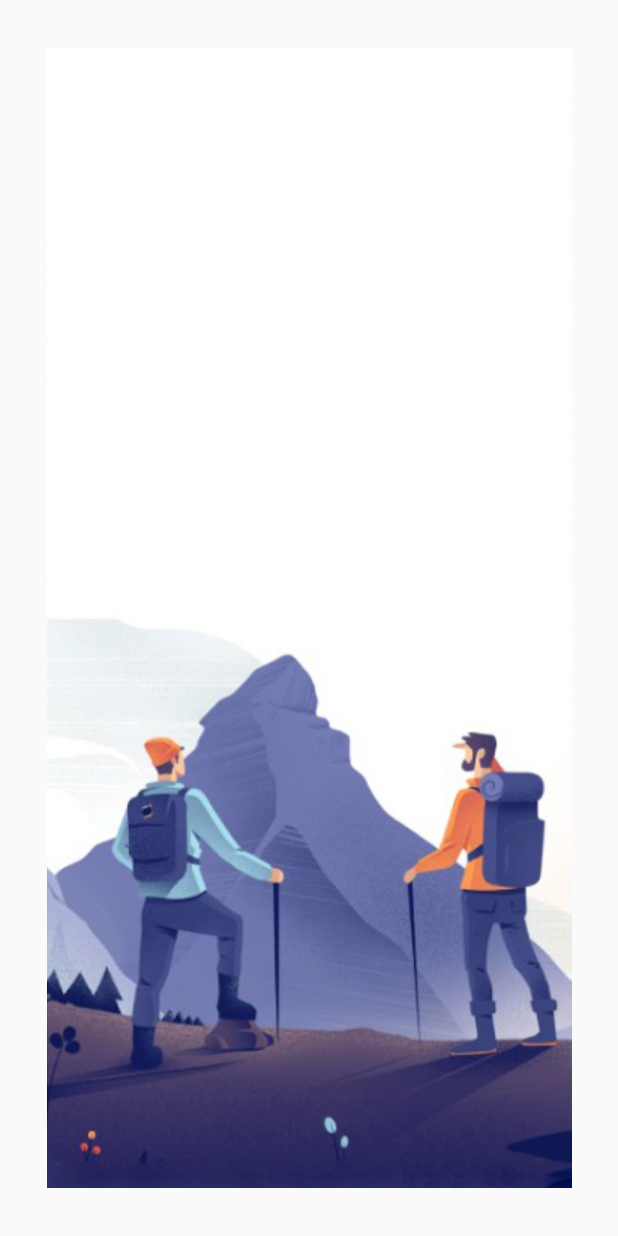
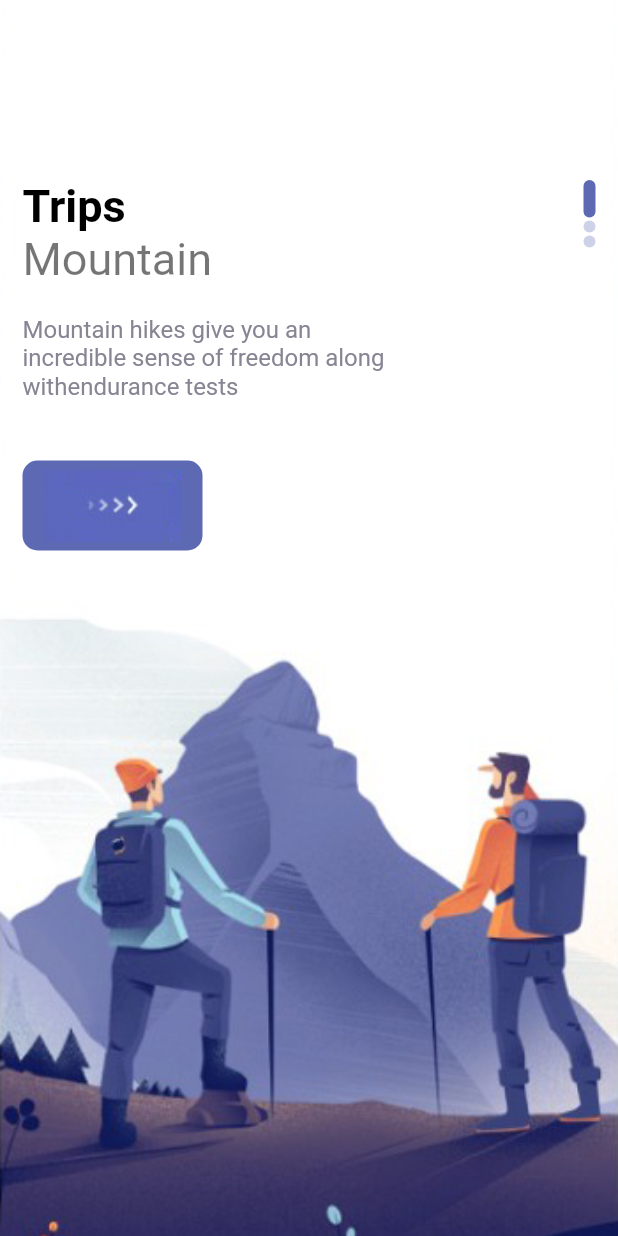
Before and after one commit to Amrut-17/FlutterPractice, a Flutter app: the screen it shows after launch, on a phone screen of 412 x 824 dp. Run offline on Flutter 3.47's test engine with Material 2 defaults, Android fonts, the phone set to English and light mode, and no system bars.

Commit message:
First Page With Slider

```diff
--- /dev/null
+++ b/lib/misc/colors.dart
@@ -0,0 +1,11 @@
+import 'dart:ui';
+
+class AppColors{
+  static final Color textColor1= Color(0xFF989acd);
+  static final Color textColor2 = Color(0xFF878593);
+  static final Color bigTextColor=Color(0xFF2e2e31);
+  static final Color mainColor= Color(0xFF5d69b3);
+  static final Color starColor = Color(0xFFe7bb4e);
+  static final Color mainTextColor = Color(0xFFababad);
+  static final Color buttonBackground = Color(0xFFf1f1f9);
+}
--- a/lib/pages/welcome_page.dart
+++ b/lib/pages/welcome_page.dart
@@ -1,4 +1,9 @@
 import 'package:flutter/material.dart';
+import 'package:flutter_dev_practice/widgets/app_large_text.dart';
+import 'package:flutter_dev_practice/widgets/app_text.dart';
+import 'package:flutter_dev_practice/widgets/responsive_button.dart';
+
+import '../misc/colors.dart';
 
 class WelcomePage extends StatefulWidget {
   const WelcomePage({Key? key}) : super(key: key);
@@ -22,11 +27,68 @@
         itemCount: images.length,
         itemBuilder: (context, index) {
           return Container(
+            // CODE FOR BACKGROUND IMAGE START
             width: double.maxFinite,
             height: double.maxFinite,
             decoration: BoxDecoration(
               image: DecorationImage(
-                image: AssetImage("assets/images/" + images[index]),
+                image: AssetImage(
+                  "assets/images/" + images[index],
+                ),
+                fit: BoxFit.cover,
+              ),
+            ),
+            // CODE FOR BACKGROUND IMAGE END
+            child: Container(
+              // color: Colors.black,
+              margin: const EdgeInsets.only(top: 120, left: 15, right: 15),
+              child: Row(
+                mainAxisAlignment: MainAxisAlignment.spaceBetween,
+                children: [
+                  Column(
+                    crossAxisAlignment: CrossAxisAlignment.start,
+                    children: [
+                      AppLargeText(text: "Trips"),
+                      AppText(text: "Mountain", size: 30),
+                      SizedBox(
+                        height: 20,
+                      ),
+                      Container(
+                        width: 250,
+                        // color: Colors.yellow,
+                        child: AppText(
+                          text:
+                              "Mountain hikes give you an incredible sense of freedom along withendurance tests",
+                          color: AppColors.textColor2,
+                          size: 16,
+                        ),
+                      ),
+                      SizedBox(
+                        height: 40,
+                      ),
+                      ResponsiveButton(
+                        width: 120,
+                      ),
+                    ],
+                  ),
+
+                  // 2nd Column start
+                  Column(
+                    children: List.generate(3, (indexDots) {
+                      return Container(
+                        width: 8,
+                        margin: const EdgeInsets.only(bottom: 2),
+                        height: index == indexDots ? 25 : 8,
+                        decoration: BoxDecoration(
+                          borderRadius: BorderRadius.circular(8),
+                          color: index == indexDots
+                              ? AppColors.mainColor
+                              : AppColors.mainColor.withOpacity(0.3),
+                        ),
+                      );
+                    }),
+                  ),
+                ],
               ),
             ),
           );
--- /dev/null
+++ b/lib/widgets/app_large_text.dart
@@ -0,0 +1,25 @@
+import 'package:flutter/material.dart';
+
+class AppLargeText extends StatelessWidget {
+  double size;
+  final String text;
+  final Color color;
+  AppLargeText({
+    Key? key,
+    this.size = 30,
+    required this.text,
+    this.color = Colors.black,
+  }) : super(key: key);
+
+  @override
+  Widget build(BuildContext context) {
+    return Text(
+      text,
+      style: TextStyle(
+        color: color,
+        fontSize: size,
+        fontWeight: FontWeight.bold,
+      ),
+    );
+  }
+}
--- /dev/null
+++ b/lib/widgets/app_text.dart
@@ -0,0 +1,24 @@
+import 'package:flutter/material.dart';
+
+class AppText extends StatelessWidget {
+  double size;
+  final String text;
+  final Color color;
+  AppText({
+    Key? key,
+    this.size = 16,
+    required this.text,
+    this.color = Colors.black54,
+  }) : super(key: key);
+
+  @override
+  Widget build(BuildContext context) {
+    return Text(
+      text,
+      style: TextStyle(
+        color: color,
+        fontSize: size,
+      ),
+    );
+  }
+}
--- /dev/null
+++ b/lib/widgets/responsive_button.dart
@@ -0,0 +1,31 @@
+import 'package:flutter/material.dart';
+import 'package:flutter_dev_practice/misc/colors.dart';
+
+class ResponsiveButton extends StatelessWidget {
+  bool? isResponsive;
+  double? width;
+
+  ResponsiveButton({
+    Key? key,
+    this.width,
+    this.isResponsive = false,
+  }) : super(key: key);
+
+  @override
+  Widget build(BuildContext context) {
+    return Container(
+      width: width,
+      height: 60,
+      decoration: BoxDecoration(
+        borderRadius: BorderRadius.circular(10),
+        color: AppColors.mainColor,
+      ),
+      child: Row(
+        mainAxisAlignment: MainAxisAlignment.center,
+        children: [
+          Image.asset("assets/images/button-one.png"),
+        ],
+      ),
+    );
+  }
+}
```
Also changed, not shown: 2 other files.
